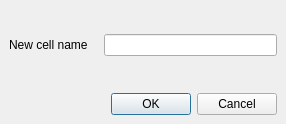
The window that src/layui/layui/RenameCellDialog.ui (KLayout/klayout) describes before a commit, drawn with Qt 5.
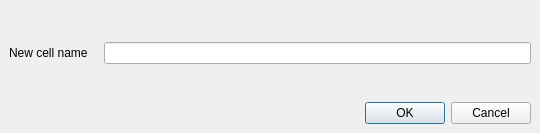
The same window after the commit.

Commit message: Fixed issue #1460 - CellRename dialog is larger now initially

Patch:
```diff
--- a/src/layui/layui/RenameCellDialog.ui
+++ b/src/layui/layui/RenameCellDialog.ui
@@ -1,12 +1,12 @@
 <ui version="4.0" >
  <class>RenameCellDialog</class>
- <widget class="QDialog" name="RenameCellDialog" >
-  <property name="geometry" >
+ <widget class="QDialog" name="RenameCellDialog">
+  <property name="geometry">
    <rect>
     <x>0</x>
     <y>0</y>
-    <width>286</width>
-    <height>124</height>
+    <width>540</width>
+    <height>133</height>
    </rect>
   </property>
   <property name="windowTitle" >
@@ -60,8 +60,8 @@
      <property name="orientation" >
       <enum>Qt::Horizontal</enum>
      </property>
-     <property name="standardButtons" >
-      <set>QDialogButtonBox::Cancel|QDialogButtonBox::NoButton|QDialogButtonBox::Ok</set>
+     <property name="standardButtons">
+      <set>QDialogButtonBox::Cancel|QDialogButtonBox::Ok</set>
      </property>
     </widget>
    </item>
```
Left out of the diff: 47 changed lines with no effect on the pictures.
